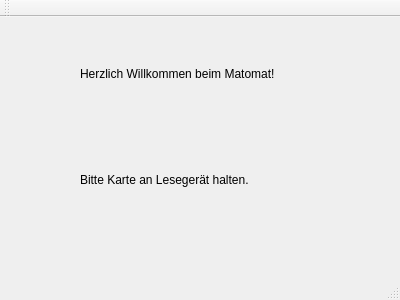
This is UserInterface/introductionmenu.ui in Killjen/matomat as Qt 5 draws it before an edit. The edited form follows.
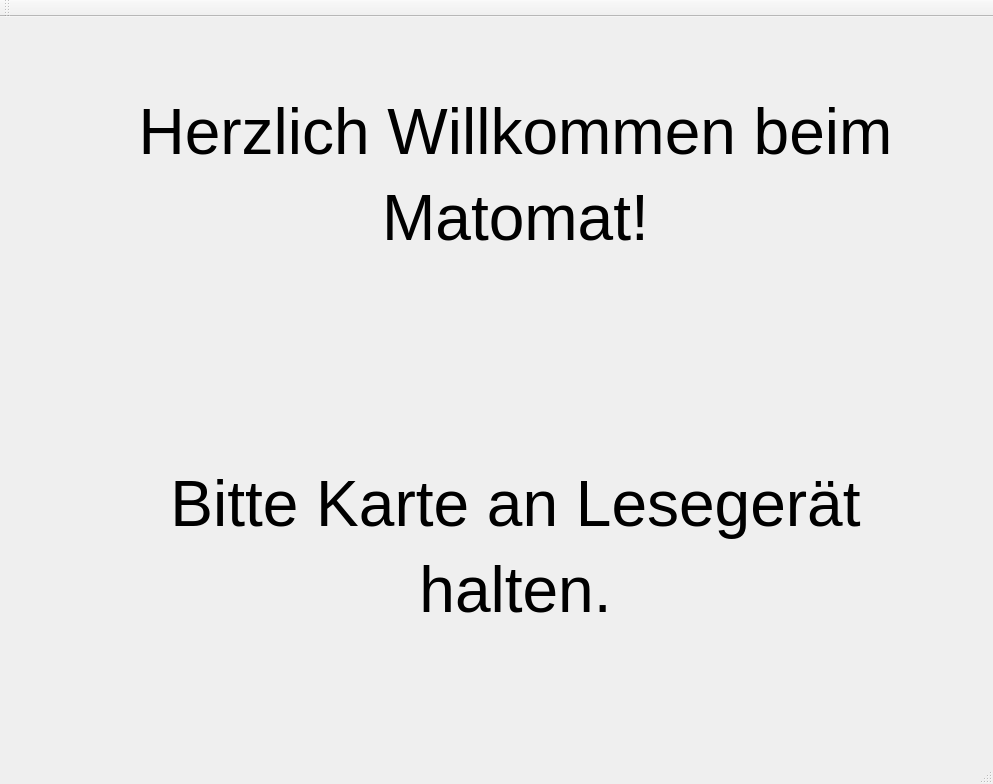
This is the edited form.

```diff
--- a/UserInterface/introductionmenu.ui
+++ b/UserInterface/introductionmenu.ui
@@ -6,8 +6,8 @@
    <rect>
     <x>0</x>
     <y>0</y>
-    <width>400</width>
-    <height>300</height>
+    <width>993</width>
+    <height>784</height>
    </rect>
   </property>
   <property name="windowTitle">
@@ -19,12 +19,12 @@
      <rect>
       <x>80</x>
       <y>20</y>
-      <width>251</width>
-      <height>181</height>
+      <width>871</width>
+      <height>651</height>
      </rect>
     </property>
     <property name="text">
-     <string>&lt;html&gt;&lt;head/&gt;&lt;body&gt;&lt;p&gt;Herzlich Willkommen beim Matomat!&lt;/p&gt;&lt;p&gt;&lt;br/&gt;&lt;/p&gt;&lt;p&gt;&lt;br/&gt;&lt;/p&gt;&lt;p&gt;Bitte Karte an Lesegerät halten.&lt;/p&gt;&lt;/body&gt;&lt;/html&gt;</string>
+     <string>&lt;html&gt;&lt;head/&gt;&lt;body&gt;&lt;p align=&quot;center&quot;&gt;&lt;span style=&quot; font-size:48pt;&quot;&gt;Herzlich Willkommen beim&lt;/span&gt;&lt;/p&gt;&lt;p align=&quot;center&quot;&gt;&lt;span style=&quot; font-size:48pt;&quot;&gt; Matomat!&lt;/span&gt;&lt;/p&gt;&lt;p align=&quot;center&quot;&gt;&lt;span style=&quot; font-size:48pt;&quot;&gt;&lt;br/&gt;&lt;/span&gt;&lt;/p&gt;&lt;p align=&quot;center&quot;&gt;&lt;span style=&quot; font-size:48pt;&quot;&gt;&lt;br/&gt;&lt;/span&gt;&lt;/p&gt;&lt;p align=&quot;center&quot;&gt;&lt;span style=&quot; font-size:48pt;&quot;&gt;Bitte Karte an Lesegerät&lt;/span&gt;&lt;/p&gt;&lt;p align=&quot;center&quot;&gt;&lt;span style=&quot; font-size:48pt;&quot;&gt; halten.&lt;/span&gt;&lt;/p&gt;&lt;/body&gt;&lt;/html&gt;</string>
     </property>
    </widget>
   </widget>
```
Left out of the diff: 4 changed lines with no effect on the pictures.
